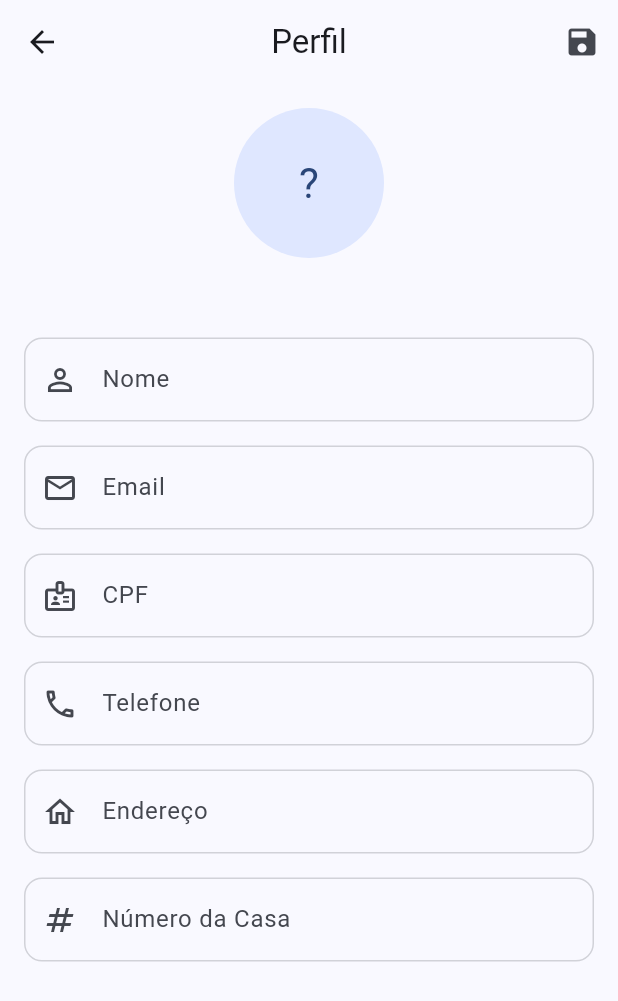
After one commit to TheuZCoder/portaria_condominio, a Flutter app: the ProfileView screen opened by its route, after a tap on the "edit" icon, on a phone screen of 412 x 824 dp. The commit adds this screen. Shown: the top 1001 px of the screen. Run offline on Flutter 3.47's test engine with Material 3 defaults, Android fonts, the phone set to English and light mode, and no system bars; our stand-ins replace cloud_firestore, firebase_auth, firebase_core, firebase_messaging, flutter_local_notifications, flutter_map and 7 more; missing offline and left inert: mobile_scanner; accounts and stored records are empty.

Commit message:
Card usuario logado finalizado

```diff
--- a/portaria_condominio/lib/routes/app_routes.dart
+++ b/portaria_condominio/lib/routes/app_routes.dart
@@ -15,6 +15,7 @@ import '../views/login/cadastro_view.dart';
 import '../views/login/login_view.dart';
 import '../views/settings/settings_view.dart';
 import '../views/qrcode/qr_scanner_view.dart';
+import '../views/home/profile_view.dart';
 
 class AppRoutes {
   static const String login = '/login';
@@ -32,6 +33,7 @@ class AppRoutes {
   static const String chat = '/chat';
   static const String chatList = '/chatList';
   static const String qrScanner = '/qr-scanner';
+  static const String profile = '/profile';
 
   static Route<dynamic>? onGenerateRoute(RouteSettings settings) {
     final name = settings.name;
@@ -57,6 +59,7 @@ class AppRoutes {
       usersListView: (_) => const UsersListView(),
       chatList: (_) => const ChatListView(),
       qrScanner: (_) => const QRScannerView(),
+      profile: (_) => const ProfileView(),
     };
 
     final builder = routes[name];
--- /dev/null
+++ b/portaria_condominio/lib/views/home/profile_view.dart
@@ -0,0 +1,379 @@
+import 'package:flutter/material.dart';
+import 'package:firebase_auth/firebase_auth.dart';
+import 'package:cloud_firestore/cloud_firestore.dart';
+import '../../localizations/app_localizations.dart';
+
+class ProfileView extends StatefulWidget {
+  const ProfileView({super.key});
+
+  @override
+  State<ProfileView> createState() => _ProfileViewState();
+}
+
+class _ProfileViewState extends State<ProfileView> {
+  final _formKey = GlobalKey<FormState>();
+  final _nameController = TextEditingController();
+  final _emailController = TextEditingController();
+  final _cpfController = TextEditingController();
+  final _telefoneController = TextEditingController();
+  final _enderecoController = TextEditingController();
+  final _numeroCasaController = TextEditingController();
+  bool _isLoading = true;
+  bool _isEditing = false;
+  String _role = '';
+
+  @override
+  void initState() {
+    super.initState();
+    _loadUserData();
+  }
+
+  @override
+  void dispose() {
+    _nameController.dispose();
+    _emailController.dispose();
+    _cpfController.dispose();
+    _telefoneController.dispose();
+    _enderecoController.dispose();
+    _numeroCasaController.dispose();
+    super.dispose();
+  }
+
+  Future<void> _loadUserData() async {
+    try {
+      final user = FirebaseAuth.instance.currentUser;
+      if (user != null) {
+        // Primeiro, tenta buscar nos moradores
+        var userData = await FirebaseFirestore.instance
+            .collection('moradores')
+            .doc(user.uid)
+            .get();
+
+        // Se não encontrar nos moradores, tenta nas portarias
+        if (!userData.exists) {
+          userData = await FirebaseFirestore.instance
+              .collection('portarias')
+              .doc(user.uid)
+              .get();
+        }
+
+        if (userData.exists) {
+          if (mounted) {
+            setState(() {
+              _nameController.text = userData.data()?['nome'] ?? '';
+              _emailController.text = userData.data()?['email'] ?? '';
+              _cpfController.text = userData.data()?['cpf'] ?? '';
+              _telefoneController.text = userData.data()?['telefone'] ?? '';
+              _enderecoController.text = userData.data()?['endereco'] ?? '';
+              _numeroCasaController.text = userData.data()?['numeroCasa'] ?? '';
+              _role = userData.data()?['role'] ?? 'morador';
+              _isLoading = false;
+            });
+          }
+        } else {
+          if (mounted) {
+            setState(() => _isLoading = false);
+            ScaffoldMessenger.of(context).showSnackBar(
+              SnackBar(
+                content: Text(
+                  AppLocalizations.of(context).translate('user_not_found'),
+                ),
+                backgroundColor: Theme.of(context).colorScheme.error,
+              ),
+            );
+          }
+        }
+      } else {
+        if (mounted) {
+          setState(() => _isLoading = false);
+          ScaffoldMessenger.of(context).showSnackBar(
+            SnackBar(
+              content: Text(
+                AppLocalizations.of(context).translate('not_authenticated'),
+              ),
+              backgroundColor: Theme.of(context).colorScheme.error,
+            ),
+          );
+        }
+      }
+    } catch (e) {
+      if (mounted) {
+        setState(() => _isLoading = false);
+        ScaffoldMessenger.of(context).showSnackBar(
+          SnackBar(
+            content: Text(
+              AppLocalizations.of(context).translate('error_loading_profile'),
+            ),
+            backgroundColor: Theme.of(context).colorScheme.error,
+          ),
+        );
+      }
+    }
+  }
+
+  Future<void> _saveProfile() async {
+    if (_formKey.currentState!.validate()) {
+      setState(() => _isLoading = true);
+
+      try {
+        final user = FirebaseAuth.instance.currentUser;
+        if (user != null) {
+          // Primeiro, verifica em qual coleção o usuário está
+          var userDoc = await FirebaseFirestore.instance
+              .collection('moradores')
+              .doc(user.uid)
+              .get();
+
+          final collection = userDoc.exists ? 'moradores' : 'portarias';
+
+          await FirebaseFirestore.instance
+              .collection(collection)
+              .doc(user.uid)
+              .update({
+            'nome': _nameController.text,
+            'email': _emailController.text,
+            'cpf': _cpfController.text,
+            'telefone': _telefoneController.text,
+            'endereco': _enderecoController.text,
+            'numeroCasa': _numeroCasaController.text,
+          });
+
+          if (mounted) {
+            ScaffoldMessenger.of(context).showSnackBar(
+              SnackBar(
+                content: Text(
+                  AppLocalizations.of(context).translate('profile_updated'),
+                ),
+                backgroundColor: Colors.green,
+              ),
+            );
+          }
+        }
+      } catch (e) {
+        if (mounted) {
+          ScaffoldMessenger.of(context).showSnackBar(
+            SnackBar(
+              content: Text(
+                AppLocalizations.of(context).translate('error_updating_profile'),
+              ),
+              backgroundColor: Theme.of(context).colorScheme.error,
+            ),
+          );
+        }
+      } finally {
+        if (mounted) {
+          setState(() {
+            _isLoading = false;
+            _isEditing = false;
+          });
+        }
+      }
+    }
+  }
+
+  @override
+  Widget build(BuildContext context) {
+    final theme = Theme.of(context);
+    final colorScheme = theme.colorScheme;
+
+    if (_isLoading) {
+      return Scaffold(
+        body: Center(
+          child: Column(
+            mainAxisAlignment: MainAxisAlignment.center,
+            children: [
+              CircularProgressIndicator(
+                color: colorScheme.primary,
+              ),
+              const SizedBox(height: 16),
+              Text(
+                AppLocalizations.of(context).translate('loading_profile'),
+                style: theme.textTheme.bodyLarge,
+              ),
+            ],
+          ),
+        ),
+      );
+    }
+
+    return Scaffold(
+      appBar: AppBar(
+        title: Text(
+          AppLocalizations.of(context).translate('profile'),
+          style: theme.textTheme.titleLarge,
+        ),
+        actions: [
+          if (_isEditing)
+            IconButton(
+              icon: const Icon(Icons.save),
+              onPressed: _saveProfile,
+              tooltip: AppLocalizations.of(context).translate('save_profile'),
+            )
+          else
+            IconButton(
+              icon: const Icon(Icons.edit),
+              onPressed: () => setState(() => _isEditing = true),
+              tooltip: AppLocalizations.of(context).translate('edit_profile'),
+            ),
+        ],
+        backgroundColor: colorScheme.surface,
+        elevation: 0,
+      ),
+      body: SingleChildScrollView(
+        padding: const EdgeInsets.all(16.0),
+        child: Form(
+          key: _formKey,
+          child: Column(
+            crossAxisAlignment: CrossAxisAlignment.start,
+            children: [
+              Center(
+                child: Hero(
+                  tag: 'profile_avatar',
+                  child: CircleAvatar(
+                    radius: 50,
+                    backgroundColor: colorScheme.primaryContainer,
+                    child: Text(
+                      _nameController.text.isNotEmpty
+                          ? _nameController.text[0].toUpperCase()
+                          : '?',
+                      style: theme.textTheme.headlineMedium?.copyWith(
+                        color: colorScheme.onPrimaryContainer,
+                      ),
+                    ),
+                  ),
+                ),
+              ),
+              const SizedBox(height: 8),
+              Center(
+                child: Text(
+                  _role.toUpperCase(),
+                  style: theme.textTheme.labelLarge?.copyWith(
+                    color: colorScheme.primary,
+                    fontWeight: FontWeight.bold,
+                  ),
+                ),
+              ),
+              const SizedBox(height: 24),
+              TextFormField(
+                controller: _nameController,
+                decoration: InputDecoration(
+                  labelText: AppLocalizations.of(context).translate('name'),
+                  border: const OutlineInputBorder(),
+                  filled: true,
+                  fillColor: _isEditing ? colorScheme.surface : colorScheme.surfaceVariant,
+                  prefixIcon: const Icon(Icons.person_outline),
+                ),
+                enabled: _isEditing,
+                style: theme.textTheme.bodyLarge,
+                validator: (value) {
+                  if (value == null || value.isEmpty) {
+                    return AppLocalizations.of(context).translate('name_required');
+                  }
+                  return null;
+                },
+              ),
+              const SizedBox(height: 16),
+              TextFormField(
+                controller: _emailController,
+                decoration: InputDecoration(
+                  labelText: AppLocalizations.of(context).translate('email'),
+                  border: const OutlineInputBorder(),
+                  filled: true,
+                  fillColor: _isEditing ? colorScheme.surface : colorScheme.surfaceVariant,
+                  prefixIcon: const Icon(Icons.email_outlined),
+                ),
+                enabled: _isEditing,
+                style: theme.textTheme.bodyLarge,
+                validator: (value) {
+                  if (value == null || value.isEmpty) {
+                    return AppLocalizations.of(context).translate('email_required');
+                  }
+                  if (!value.contains('@')) {
+                    return AppLocalizations.of(context).translate('invalid_email');
+                  }
+                  return null;
+                },
+              ),
+              const SizedBox(height: 16),
+              TextFormField(
+                controller: _cpfController,
+                decoration: InputDecoration(
+                  labelText: AppLocalizations.of(context).translate('cpf'),
+                  border: const OutlineInputBorder(),
+                  filled: true,
+                  fillColor: _isEditing ? colorScheme.surface : colorScheme.surfaceVariant,
+                  prefixIcon: const Icon(Icons.badge_outlined),
+                ),
+                enabled: _isEditing,
+                style: theme.textTheme.bodyLarge,
+                validator: (value) {
+                  if (value == null || value.isEmpty) {
+                    return AppLocalizations.of(context).translate('cpf_required');
+                  }
+                  return null;
+                },
+              ),
+              const SizedBox(height: 16),
+              TextFormField(
+                controller: _telefoneController,
+                decoration: InputDecoration(
+                  labelText: AppLocalizations.of(context).translate('phone'),
+                  border: const OutlineInputBorder(),
+                  filled: true,
+                  fillColor: _isEditing ? colorScheme.surface : colorScheme.surfaceVariant,
+                  prefixIcon: const Icon(Icons.phone_outlined),
+                ),
+                enabled: _isEditing,
+                style: theme.textTheme.bodyLarge,
+                validator: (value) {
+                  if (value == null || value.isEmpty) {
+                    return AppLocalizations.of(context).translate('phone_required');
+                  }
+                  return null;
+                },
+              ),
+              const SizedBox(height: 16),
+              TextFormField(
+                controller: _enderecoController,
+                decoration: InputDecoration(
+                  labelText: AppLocalizations.of(context).translate('address'),
+                  border: const OutlineInputBorder(),
+                  filled: true,
+                  fillColor: _isEditing ? colorScheme.surface : colorScheme.surfaceVariant,
+                  prefixIcon: const Icon(Icons.home_outlined),
+                ),
+                enabled: _isEditing,
+                style: theme.textTheme.bodyLarge,
+                validator: (value) {
+                  if (value == null || value.isEmpty) {
+                    return AppLocalizations.of(context).translate('address_required');
+                  }
+                  return null;
+                },
+              ),
+              const SizedBox(height: 16),
+              TextFormField(
+                controller: _numeroCasaController,
+                decoration: InputDecoration(
+                  labelText: AppLocalizations.of(context).translate('house_number'),
+                  border: const OutlineInputBorder(),
+                  filled: true,
+                  fillColor: _isEditing ? colorScheme.surface : colorScheme.surfaceVariant,
+                  prefixIcon: const Icon(Icons.numbers_outlined),
+                ),
+                enabled: _isEditing,
+                style: theme.textTheme.bodyLarge,
+                validator: (value) {
+                  if (value == null || value.isEmpty) {
+                    return AppLocalizations.of(context).translate('house_number_required');
+                  }
+                  return null;
+                },
+              ),
+            ],
+          ),
+        ),
+      ),
+    );
+  }
+}
--- a/portaria_condominio/pubspec.yaml
+++ b/portaria_condominio/pubspec.yaml
@@ -40,7 +40,6 @@ dependencies:
   firebase_core: ^3.8.0
   firebase_auth: ^5.3.3
   firebase_messaging: ^15.1.5
-  flutter_local_notifications: ^16.3.2
   flutter_localizations:
     sdk: flutter
   url_launcher: ^6.3.1
@@ -55,6 +54,8 @@ dependencies:
   http: 1.2.2
   local_auth: ^2.1.7
   flutter_colorpicker: ^1.1.0
+  animations: ^2.0.0
+  flutter_local_notifications: ^18.0.1
 
 dev_dependencies:
   flutter_test:
```
Also changed, not shown: portaria_condominio/lib/views/home/home_view.dart (+97 -98 lines), portaria_condominio/lib/views/settings/settings_view.dart (+48 -0 lines), portaria_condominio/pubspec.lock.
